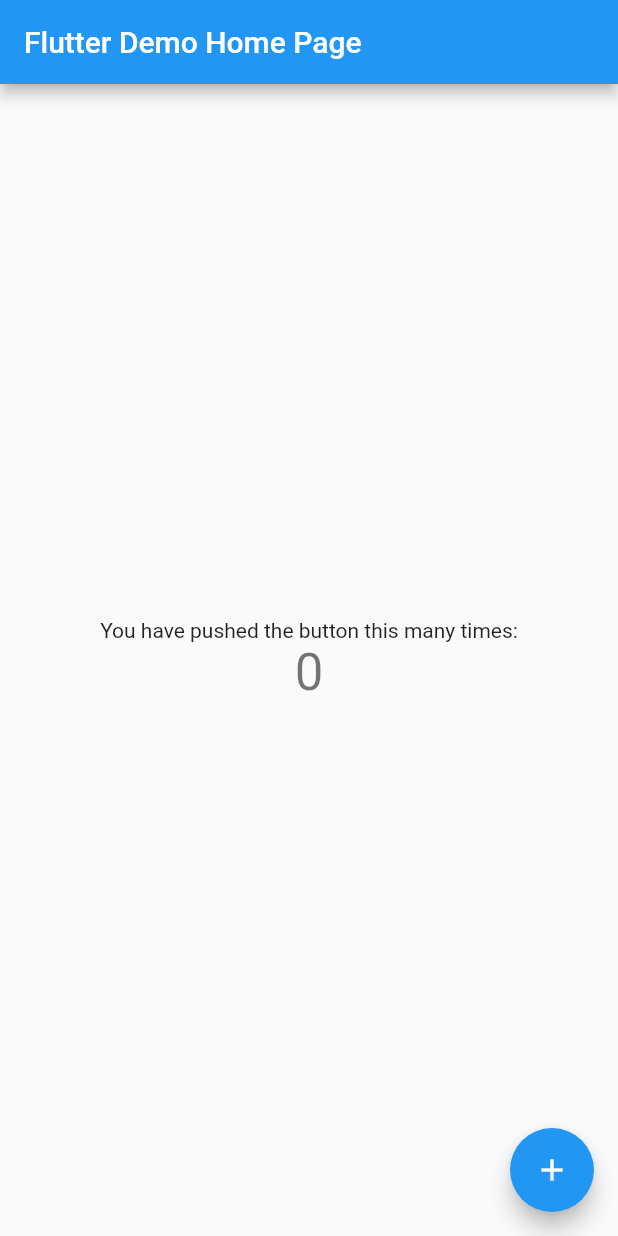
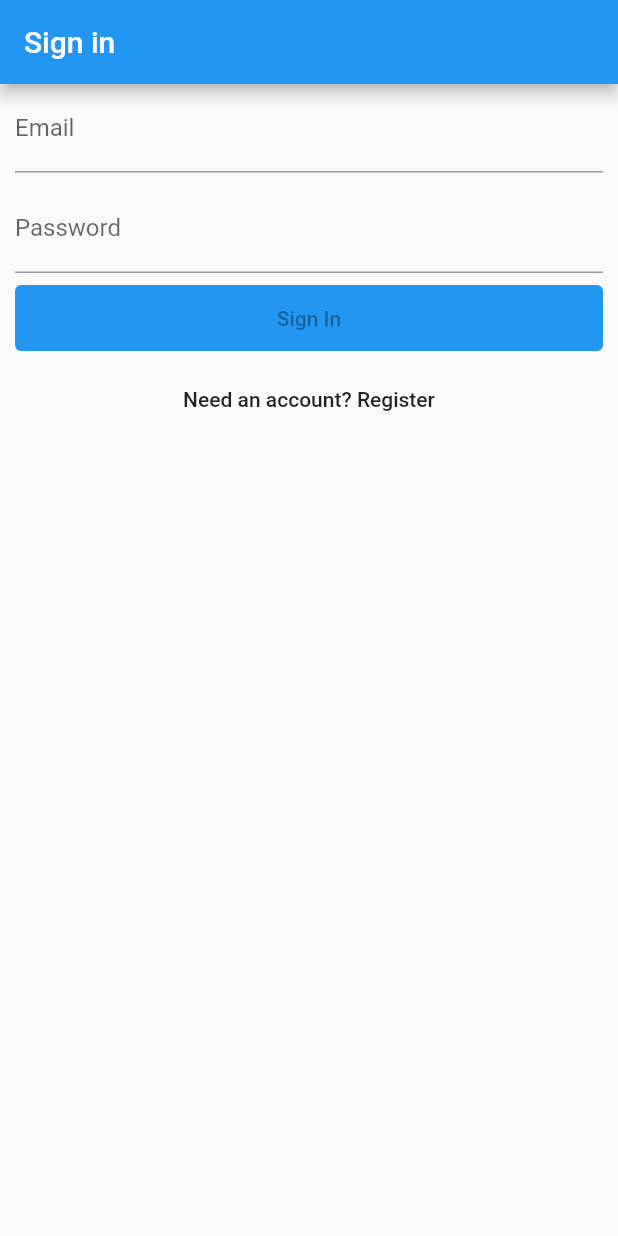
Before and after one commit to ernestkoko/super_pro, a Flutter app: the screen it shows after launch, on a phone screen of 412 x 824 dp. Run offline on Flutter 3.47's test engine with Material 2 defaults, Android fonts, the phone set to English and light mode, and no system bars; our stand-ins replace email_validator, firebase_auth, firebase_core; accounts and stored records are empty.

Commit message:
Finished with the login/register page

```diff
--- /dev/null
+++ b/lib/common_widgets/CustomRaisedButton.dart
@@ -0,0 +1,35 @@
+import 'package:flutter/material.dart';
+
+class CustomRaisedButton extends StatelessWidget {
+  CustomRaisedButton(
+      {this.color,
+      this.onPressed,
+      this.buttonText,
+      this.borderRadius = 4.0,
+      this.buttonHeight = 44.0});
+
+  final Color color;
+  final VoidCallback onPressed;
+  final String buttonText;
+  final double buttonHeight;
+  final double borderRadius;
+
+  @override
+  Widget build(BuildContext context) {
+    return SizedBox(
+      height: buttonHeight,
+      child: RaisedButton(
+        elevation: 4.4,
+        child: Text(buttonText),
+        color: color,
+        disabledColor: color,
+        onPressed: onPressed,
+        shape: RoundedRectangleBorder(
+          borderRadius: BorderRadius.all(
+            Radius.circular(borderRadius),
+          ),
+        ),
+      ),
+    );
+  }
+}
--- a/lib/main.dart
+++ b/lib/main.dart
@@ -1,6 +1,14 @@
+import 'package:firebase_core/firebase_core.dart';
 import 'package:flutter/material.dart';
+import 'package:provider/provider.dart';
+import 'package:super_pro/screens/home_page/home.dart';
+import 'package:super_pro/services/auth.dart';
 
-void main() {
+import './screens/landing_page.dart';
+
+Future<void> main() async {
+  WidgetsFlutterBinding.ensureInitialized();
+  await Firebase.initializeApp();
   runApp(MyApp());
 }
 
@@ -8,110 +16,20 @@ class MyApp extends StatelessWidget {
   // This widget is the root of your application.
   @override
   Widget build(BuildContext context) {
-    return MaterialApp(
-      title: 'Flutter Demo',
-      theme: ThemeData(
-        // This is the theme of your application.
-        //
-        // Try running your application with "flutter run". You'll see the
-        // application has a blue toolbar. Then, without quitting the app, try
-        // changing the primarySwatch below to Colors.green and then invoke
-        // "hot reload" (press "r" in the console where you ran "flutter run",
-        // or simply save your changes to "hot reload" in a Flutter IDE).
-        // Notice that the counter didn't reset back to zero; the application
-        // is not restarted.
-        primarySwatch: Colors.blue,
-        // This makes the visual density adapt to the platform that you run
-        // the app on. For desktop platforms, the controls will be smaller and
-        // closer together (more dense) than on mobile platforms.
-        visualDensity: VisualDensity.adaptivePlatformDensity,
+    return Provider<AuthBase>(
+      create: (context) => Auth(),
+      child: MaterialApp(
+        title: 'SuperPro',
+        theme: ThemeData(
+          primarySwatch: Colors.blue,
+          visualDensity: VisualDensity.adaptivePlatformDensity,
+        ),
+        routes: {
+          // the default landing route
+          '/': (context) => LandingPage(),
+          HomePage.routeName: (context) => HomePage(),
+        },
       ),
-      home: MyHomePage(title: 'Flutter Demo Home Page'),
     );
   }
 }
-
-class MyHomePage extends StatefulWidget {
-  MyHomePage({Key key, this.title}) : super(key: key);
-
-  // This widget is the home page of your application. It is stateful, meaning
-  // that it has a State object (defined below) that contains fields that affect
-  // how it looks.
-
-  // This class is the configuration for the state. It holds the values (in this
-  // case the title) provided by the parent (in this case the App widget) and
-  // used by the build method of the State. Fields in a Widget subclass are
-  // always marked "final".
-
-  final String title;
-
-  @override
-  _MyHomePageState createState() => _MyHomePageState();
-}
-
-class _MyHomePageState extends State<MyHomePage> {
-  int _counter = 0;
-
-  void _incrementCounter() {
-    setState(() {
-      // This call to setState tells the Flutter framework that something has
-      // changed in this State, which causes it to rerun the build method below
-      // so that the display can reflect the updated values. If we changed
-      // _counter without calling setState(), then the build method would not be
-      // called again, and so nothing would appear to happen.
-      _counter++;
-    });
-  }
-
-  @override
-  Widget build(BuildContext context) {
-    // This method is rerun every time setState is called, for instance as done
-    // by the _incrementCounter method above.
-    //
-    // The Flutter framework has been optimized to make rerunning build methods
-    // fast, so that you can just rebuild anything that needs updating rather
-    // than having to individually change instances of widgets.
-    return Scaffold(
-      appBar: AppBar(
-        // Here we take the value from the MyHomePage object that was created by
-        // the App.build method, and use it to set our appbar title.
-        title: Text(widget.title),
-      ),
-      body: Center(
-        // Center is a layout widget. It takes a single child and positions it
-        // in the middle of the parent.
-        child: Column(
-          // Column is also a layout widget. It takes a list of children and
-          // arranges them vertically. By default, it sizes itself to fit its
-          // children horizontally, and tries to be as tall as its parent.
-          //
-          // Invoke "debug painting" (press "p" in the console, choose the
-          // "Toggle Debug Paint" action from the Flutter Inspector in Android
-          // Studio, or the "Toggle Debug Paint" command in Visual Studio Code)
-          // to see the wireframe for each widget.
-          //
-          // Column has various properties to control how it sizes itself and
-          // how it positions its children. Here we use mainAxisAlignment to
-          // center the children vertically; the main axis here is the vertical
-          // axis because Columns are vertical (the cross axis would be
-          // horizontal).
-          mainAxisAlignment: MainAxisAlignment.center,
-          children: <Widget>[
-            Text(
-              'You have pushed the button this many times:',
-            ),
-            Text(
-              '$_counter',
-              style: Theme.of(context).textTheme.headline4,
-            ),
-          ],
-        ),
-      ),
-      floatingActionButton: FloatingActionButton(
-        onPressed: _incrementCounter,
-        tooltip: 'Increment',
-        child: Icon(Icons.add),
-      ), // This trailing comma makes auto-formatting nicer for build methods.
-    );
-  }
-}
--- /dev/null
+++ b/lib/screens/landing_page.dart
@@ -0,0 +1,18 @@
+import 'package:flutter/material.dart';
+
+import './sign_in/sign_in_page.dart';
+
+class LandingPage extends StatelessWidget {
+  @override
+  Widget build(BuildContext context) {
+    return Scaffold(
+      appBar: AppBar(
+        title: Text('Sign in'),
+      ),
+      body: Container(
+        margin: EdgeInsets.only(left: 10.0,right: 10.0),
+        child: SignInChangeNotifier.create(context),
+      ),
+    );
+  }
+}
--- /dev/null
+++ b/lib/screens/sign_in/sign_in_model.dart
@@ -0,0 +1,134 @@
+import 'package:flutter/foundation.dart';
+import 'package:super_pro/services/auth.dart';
+import 'package:super_pro/utility/validators.dart';
+
+enum SignInFormType { signIn, register }
+
+class SignInModel with StringsValidators, ChangeNotifier {
+  SignInModel({
+    @required this.auth,
+    this.email = '',
+    this.password = '',
+    this.signInFormType = SignInFormType.signIn,
+    this.isLoading = false,
+    this.submitted = false,
+    this.signInSuccessful,
+  });
+
+  final AuthBase auth;
+  String email;
+  String password;
+  SignInFormType signInFormType;
+  bool isLoading;
+  bool submitted;
+  bool signInSuccessful;
+
+  //the text that will e displayed on the sign in button
+  String get primaryButtonText {
+    //returns 'Sign In' is the formType is signIn else it returns 'Register'
+    return signInFormType == SignInFormType.signIn ? 'Sign In' : 'Register';
+  }
+
+  String get secondaryButtonText {
+    //if the formType is signIn
+    return signInFormType == SignInFormType.signIn
+        //returns 'Need an account? Register'
+        ? 'Need an account? Register'
+        //else returns 'Have and account? Sign in'
+        : 'Have and account? Sign in';
+  }
+
+  //a method that checks if the form can be submitted
+  bool get canSubmit {
+    //returns true if the email, password are valid and isLoading is false
+    return emailValidator.isEmailValid(email) &&
+        passwordValidator.isStringValid(password) &&
+        !isLoading;
+  }
+
+  //method that gets the password error text
+  String get passwordErrorText {
+    //bool that returns true if submitted is true and the password is not valid
+    bool showError = submitted && !passwordValidator.isStringValid(password);
+    //if showError is true it returns the invalidPasswordErrorText else it
+    //returns null
+    return showError ? invalidPasswordErrorText : null;
+  }
+
+  //method that gets the email error text
+  String get emailErrorText {
+    //bool that returns true if submitted is true and email is not valid
+    bool showError = submitted && !emailValidator.isEmailValid(email);
+    //if showError is true, return email error text else return null
+    return showError ? emailErrorText : null;
+  }
+
+//method that toggles the form type
+  void toggleFormType() {
+    final formType = this.signInFormType == SignInFormType.signIn
+        ? SignInFormType.register
+        : SignInFormType.signIn;
+    //update the form values
+    updateWith(
+      email: '',
+      password: '',
+      isLoading: false,
+      submitted: false,
+      formType: formType,
+    );
+  }
+
+  void updateEmail(String email) => updateWith(email: email);
+
+  void updatePassword(String password) => updateWith(password: password);
+
+  //method used to update the entire class
+  void updateWith(
+      {String email,
+      String password,
+      SignInFormType formType,
+      bool submitted,
+      bool isLoading,
+      bool signInSuccessful}) {
+    //uses the new value if given else it uses the default value
+    this.email = email ?? this.email;
+    this.password = password ?? this.password;
+    this.signInFormType = formType ?? this.signInFormType;
+    this.submitted = submitted ?? this.submitted;
+    this.isLoading = isLoading ?? this.isLoading;
+    this.signInSuccessful = signInSuccessful ?? this.signInSuccessful;
+    //notify the system that things have changed
+    notifyListeners();
+  }
+
+  //submit method that will be triggered when the submit button is clicked
+  Future<void> submit() async {
+    //set submitted and isLoading to true a
+    updateWith(submitted: true, isLoading: true);
+    //check if the type if signIn
+    //try the code if the sign in or registration will succeed
+    try {
+      if (signInFormType == SignInFormType.signIn) {
+        print('SignIn: clicked');
+        //sign the user in
+        await auth.signInWithEmailAndPassword(email, password);
+        //set the signInSuccessful to true if the user was able to sign in
+        updateWith(signInSuccessful: true);
+      } else {
+        print('Register: clicked');
+        //register the user
+        await auth.createUserWithEmailAndPassword(email, password);
+        //update the isLoading to false, FormType to Sign in, password and
+        // email to ''
+        updateWith(isLoading: false, formType: SignInFormType.signIn, password: '', email: '');
+      }
+    } catch (e) {
+      print('Error:${e.message}');
+      //if it fails, reset isLoading to false
+      updateWith(isLoading: false);
+      //rethrow the error to the calling method
+
+      rethrow;
+    }
+  }
+}
--- /dev/null
+++ b/lib/screens/sign_in/sign_in_page.dart
@@ -0,0 +1,133 @@
+import 'package:flutter/material.dart';
+import 'package:provider/provider.dart';
+import 'package:super_pro/common_widgets/alaert_dialog.dart';
+import 'package:super_pro/screens/home_page/home.dart';
+import 'package:super_pro/screens/sign_in/sign_in_model.dart';
+import 'package:super_pro/services/auth.dart';
+
+import '../../common_widgets/CustomRaisedButton.dart';
+
+class SignInChangeNotifier extends StatefulWidget {
+  const SignInChangeNotifier({Key key, this.model});
+
+  final SignInModel model;
+
+  static Widget create(BuildContext context) {
+    final AuthBase auth = Provider.of<AuthBase>(context);
+    return ChangeNotifierProvider<SignInModel>(
+      create: (context) => SignInModel(auth: auth),
+      child: Consumer<SignInModel>(
+        builder: (context, model, _) => SignInChangeNotifier(
+          model: model,
+        ),
+      ),
+    );
+  }
+
+  @override
+  _SignInChangeNotifierState createState() => _SignInChangeNotifierState();
+}
+
+class _SignInChangeNotifierState extends State<SignInChangeNotifier> {
+  final TextEditingController _emailController = TextEditingController();
+  final TextEditingController _passwordController = TextEditingController();
+  final FocusNode _emailFocus = FocusNode();
+  final FocusNode _passwordFocus = FocusNode();
+
+  //get a common model
+  SignInModel get model => widget.model;
+
+  @override
+  Widget build(BuildContext context) {
+    return Column(
+      crossAxisAlignment: CrossAxisAlignment.stretch,
+      mainAxisSize: MainAxisSize.min,
+      children: _buildChildren(),
+    );
+  }
+
+  //return a list of widgets
+  List<Widget> _buildChildren() {
+    return <Widget>[
+      _buildEmailTextField(),
+      SizedBox(height: 8.0),
+      _buildPasswordTextFields(),
+      SizedBox(height: 8.0),
+      CustomRaisedButton(
+        color: Theme.of(context).accentColor,
+        buttonText: model.primaryButtonText,
+        onPressed: model.canSubmit ? _submit : null,
+      ),
+      SizedBox(height: 8.0),
+      FlatButton(
+        child: Text(model.secondaryButtonText),
+        onPressed: _toggleFormType,
+      ),
+    ];
+  }
+
+  Widget _buildEmailTextField() {
+    return TextField(
+      focusNode: _emailFocus,
+      controller: _emailController,
+      enabled: model.isLoading == false,
+      decoration: InputDecoration(
+        labelText: 'Email',
+        hintText: 'example@test.com',
+        errorText: model.emailErrorText,
+      ),
+      onChanged: model.updateEmail,
+      keyboardType: TextInputType.emailAddress,
+      textInputAction: TextInputAction.next,
+    );
+  }
+
+  TextField _buildPasswordTextFields() {
+    return TextField(
+      controller: _passwordController,
+      focusNode: _passwordFocus,
+      enabled: model.isLoading == false,
+      decoration: InputDecoration(
+        labelText: 'Password',
+        errorText: model.passwordErrorText,
+      ),
+      obscureText: true,
+      textInputAction: TextInputAction.done,
+      onChanged: model.updatePassword,
+    );
+  }
+
+  //toggle formType
+  void _toggleFormType() {
+    model.toggleFormType();
+    //clear the texts on the email and password fields after toggling the form
+    _passwordController.clear();
+    _emailController.clear();
+  }
+
+  Future<void> _submit() async {
+    try {
+      //try to submit
+      await model.submit();
+      //check if the signIn is successful
+      if(model.signInSuccessful){
+        // allow the user access to the next page of the app
+       // print("Sign in is:${model.signInSuccessful}");
+Navigator.pushReplacementNamed(context, HomePage.routeName);
+      }
+    } catch (e) {
+      print(e.message);
+      final alert = AlertDialog(
+        title: Text('Alas!!'),
+        content: Text(e.message),
+        actions: [Text('OK')],
+      );
+      //show the dialog
+      CustomAlertDialog(
+        title: Text("${model.primaryButtonText} unsuccessful"),
+        content: e.message,
+        defaultActionText: 'Ok',
+      ).show(context);
+    }
+  }
+}
--- /dev/null
+++ b/lib/services/auth.dart
@@ -0,0 +1,65 @@
+import 'package:firebase_auth/firebase_auth.dart';
+import 'package:flutter/foundation.dart';
+
+class FbUser {
+  FbUser({@required this.uid});
+
+  final String uid;
+}
+
+abstract class AuthBase {
+  Stream<FbUser> get onAuthStateChanged;
+
+  Future<FbUser> currentUser();
+
+  Future<FbUser> signInWithEmailAndPassword(String email, String password);
+
+  Future<FbUser> createUserWithEmailAndPassword(String email, String password);
+
+  Future<void> signOut();
+}
+
+class Auth implements AuthBase {
+  final _firebaseAuth = FirebaseAuth.instance;
+
+  FbUser _userFromFirebase(User user) {
+    //return null if the user is null
+    if (user == null) {
+      return null;
+    }
+    //return uid if the user is not null
+    return FbUser(uid: user.uid);
+  }
+
+  @override
+  Future<FbUser> createUserWithEmailAndPassword(
+      String email, String password) async {
+    final authResult = await _firebaseAuth.createUserWithEmailAndPassword(
+        email: email, password: password);
+    return _userFromFirebase(authResult.user);
+  }
+
+  @override
+  Future<FbUser> currentUser() async {
+    final user = await _firebaseAuth.currentUser;
+    return _userFromFirebase(user);
+  }
+
+  @override
+  Stream<FbUser> get onAuthStateChanged => throw UnimplementedError();
+
+  @override
+  Future<FbUser> signInWithEmailAndPassword(
+      String email, String password) async {
+    final authResult = await _firebaseAuth.signInWithEmailAndPassword(
+        email: email, password: password);
+    return _userFromFirebase(authResult.user);
+  }
+
+  //sign out method
+  @override
+  Future<void> signOut() async {
+    //sign out from firebase
+    await _firebaseAuth.signOut();
+  }
+}
--- /dev/null
+++ b/lib/utility/validators.dart
@@ -0,0 +1,28 @@
+import 'package:email_validator/email_validator.dart';
+
+abstract class StringValidator{
+  bool isStringValid(String value);
+  bool isEmailValid(String value);
+}
+
+class NonEmptyStringValidator implements StringValidator{
+  //method that checks if the string is empty
+  @override
+  bool isStringValid(String value) {
+    //returns true if the string is not empty else false
+    return value.isNotEmpty;
+  }
+
+  //method that checks if the email is valid
+  @override
+  bool isEmailValid(String value) {
+    //returns true if the email is valid
+return EmailValidator.validate(value);
+  }
+}
+class StringsValidators{
+  final StringValidator emailValidator = NonEmptyStringValidator();
+  final StringValidator passwordValidator = NonEmptyStringValidator();
+  final String invalidPasswordErrorText = 'Password can\'t be empty';
+  final String invalidEmailErrorText = 'Email is not valid';
+}
--- a/pubspec.yaml
+++ b/pubspec.yaml
@@ -31,6 +31,8 @@ dependencies:
   provider: ^4.3.2+2
   firebase_auth: ^0.18.1+1
   cloud_firestore: ^0.14.1+2
+  firebase_core: ^0.5.0
+  email_validator: ^1.0.5
 
 dev_dependencies:
   flutter_test:
```
Also changed, not shown: lib/common_widgets/alaert_dialog.dart (added, +64 -0 lines), lib/screens/home_page/home.dart (added, +18 -0 lines), pubspec.lock, 3 other files.
